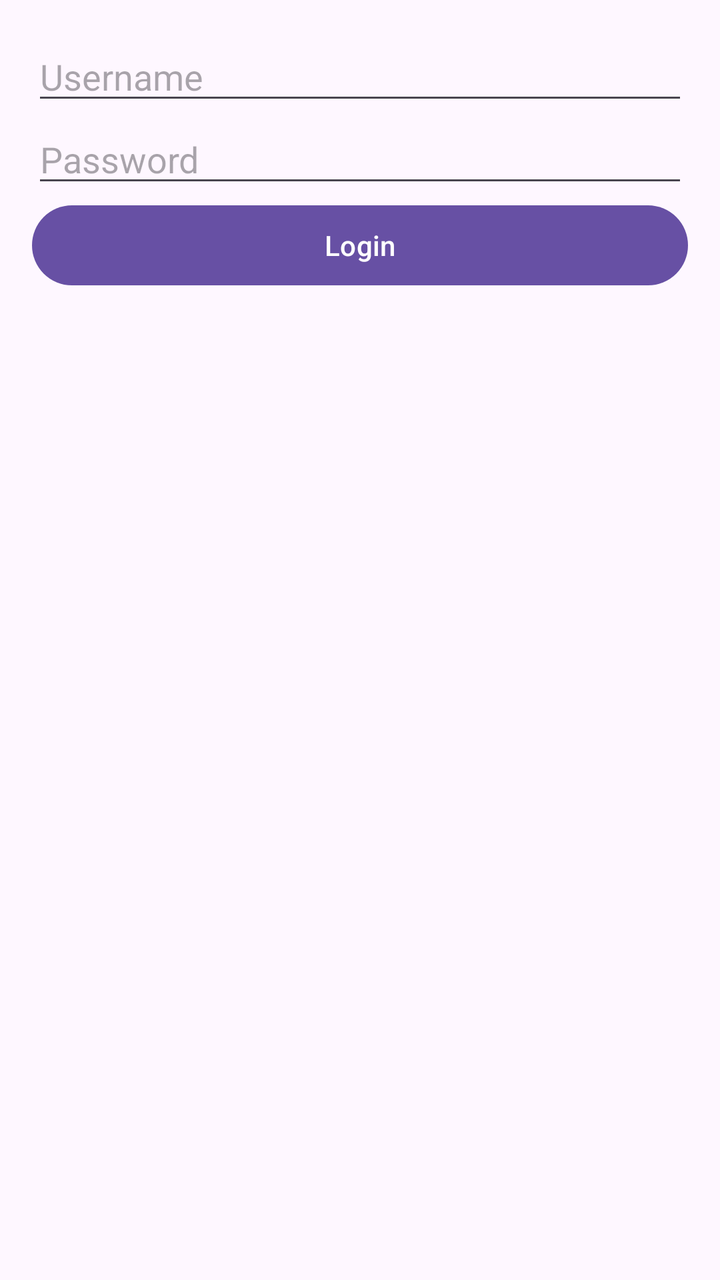
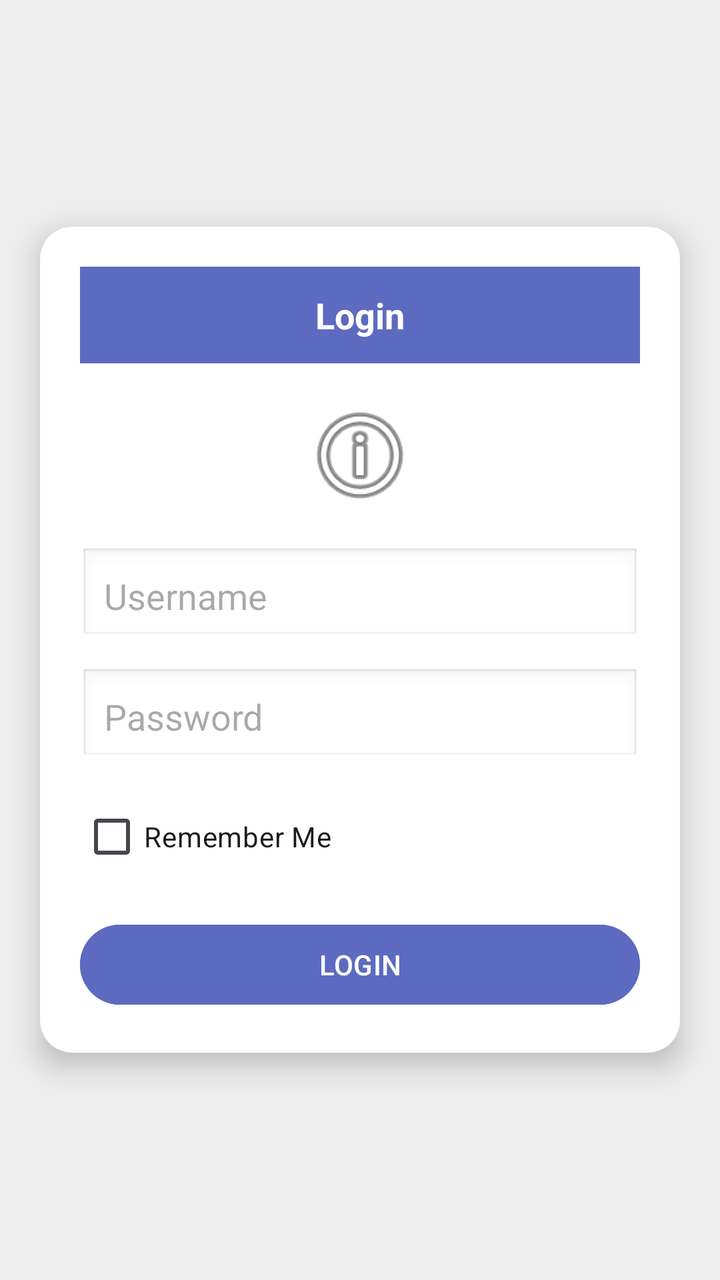

An Android layout rendered at two revisions. The XML below is the earlier revision; the diff shows what the commit changed to produce the second picture.
<!-- AndroidManifest.xml: application theme Theme.StudentContactApp -->
<!-- res/layout/activity_login.xml -->
<?xml version="1.0" encoding="utf-8"?>
<LinearLayout xmlns:android="http://schemas.android.com/apk/res/android"
    android:orientation="vertical"
    android:padding="16dp"
    android:layout_width="match_parent"
    android:layout_height="match_parent">

    <EditText
        android:id="@+id/etUsername"
        android:hint="Username"
        android:layout_width="match_parent"
        android:layout_height="wrap_content"/>

    <EditText
        android:id="@+id/etPassword"
        android:hint="Password"
        android:inputType="textPassword"
        android:layout_width="match_parent"
        android:layout_height="wrap_content"/>

    <Button
        android:id="@+id/btnLogin"
        android:text="Login"
        android:layout_width="match_parent"
        android:layout_height="wrap_content"/>
</LinearLayout>
<!-- resources referenced by this layout -->
<resources>
  <style name="Theme.StudentContactApp" parent="Base.Theme.StudentContactApp" />
  <style name="Base.Theme.StudentContactApp" parent="Theme.Material3.DayNight.NoActionBar">
          
          
      </style>
</resources>

<!-- the commit's change to res/layout/activity_login.xml (unified diff, before → after) -->
@@ -1,26 +1,91 @@
 <?xml version="1.0" encoding="utf-8"?>
-<LinearLayout xmlns:android="http://schemas.android.com/apk/res/android"
-    android:orientation="vertical"
-    android:padding="16dp"
+<FrameLayout xmlns:android="http://schemas.android.com/apk/res/android"
     android:layout_width="match_parent"
-    android:layout_height="match_parent">
+    android:layout_height="match_parent"
+    android:background="#EDEDED">
 
-    <EditText
-        android:id="@+id/etUsername"
-        android:hint="Username"
+    <LinearLayout
         android:layout_width="match_parent"
-        android:layout_height="wrap_content"/>
+        android:layout_height="match_parent"
+        android:gravity="center"
+        android:orientation="vertical">
 
-    <EditText
-        android:id="@+id/etPassword"
-        android:hint="Password"
-        android:inputType="textPassword"
-        android:layout_width="match_parent"
-        android:layout_height="wrap_content"/>
+        <androidx.cardview.widget.CardView
+            android:layout_width="320dp"
+            android:layout_height="wrap_content"
+            android:layout_margin="16dp"
+            app:cardCornerRadius="16dp"
+            app:cardElevation="8dp"
+            xmlns:app="http://schemas.android.com/apk/res-auto">
 
-    <Button
-        android:id="@+id/btnLogin"
-        android:text="Login"
-        android:layout_width="match_parent"
-        android:layout_height="wrap_content"/>
-</LinearLayout>
+            <LinearLayout
+                android:layout_width="match_parent"
+                android:layout_height="wrap_content"
+                android:orientation="vertical"
+                android:padding="20dp">
+
+                
+                <TextView
+                    android:text="Login"
+                    android:textSize="18sp"
+                    android:textStyle="bold"
+                    android:textColor="#FFFFFF"
+                    android:background="#5C6BC0"
+                    android:padding="12dp"
+                    android:gravity="center"
+                    android:layout_width="match_parent"
+                    android:layout_height="wrap_content"/>
+
+                
+                <ImageView
+                    android:src="@android:drawable/ic_menu_info_details"
+                    android:layout_width="60dp"
+                    android:layout_height="60dp"
+                    android:layout_gravity="center"
+                    android:layout_marginTop="16dp"/>
+
+                
+                <EditText
+                    android:id="@+id/etUsername"
+                    android:hint="Username"
+                    android:background="@android:drawable/edit_text"
+                    android:padding="12dp"
+                    android:layout_marginTop="16dp"
+                    android:layout_width="match_parent"
+                    android:layout_height="wrap_content"/>
+
+                
+                <EditText
+                    android:id="@+id/etPassword"
+                    android:hint="Password"
+                    android:inputType="textPassword"
+                    android:background="@android:drawable/edit_text"
+                    android:padding="12dp"
+                    android:layout_marginTop="12dp"
+                    android:layout_width="match_parent"
+                    android:layout_height="wrap_content"/>
+
+                
+                <CheckBox
+                    android:id="@+id/cbRemember"
+                    android:text="Remember Me"
+                    android:layout_marginTop="12dp"
+                    android:layout_width="wrap_content"
+                    android:layout_height="wrap_content"/>
+
+                
+                <Button
+                    android:id="@+id/btnLogin"
+                    android:text="LOGIN"
+                    android:textColor="#FFFFFF"
+                    android:backgroundTint="#5C6BC0"
+                    android:layout_marginTop="16dp"
+                    android:layout_width="match_parent"
+                    android:layout_height="wrap_content"/>
+
+            </LinearLayout>
+        </androidx.cardview.widget.CardView>
+
+    </LinearLayout>
+
+</FrameLayout>
